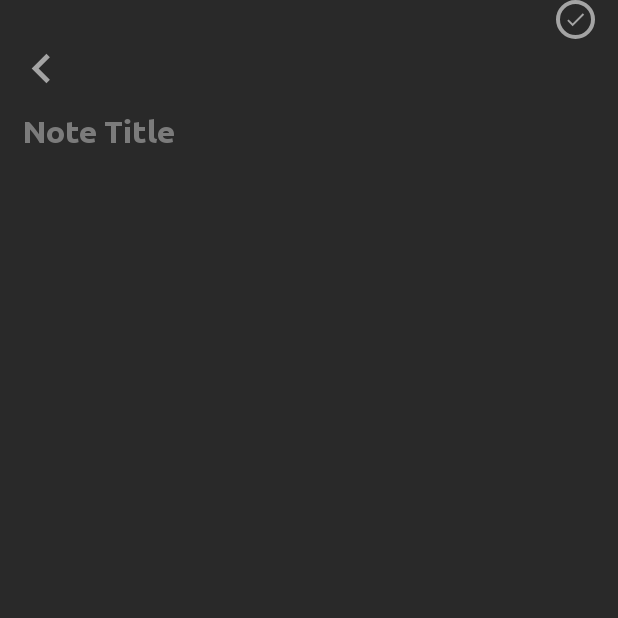
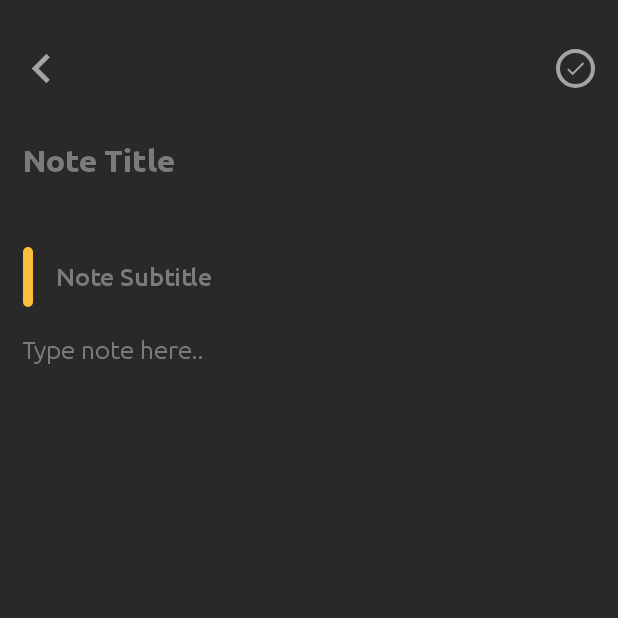
Before and after one commit to Sim1810/note_TeamOrange_android, an Android app: the CreateNoteActivity screen opened directly, with no data from a screen before it, on a phone screen of 412 x 824 dp, the top half of it. Run offline under Robolectric (Android 15) with nearby library versions, the phone set to English and light mode, and no system bars; our stand-ins replace sdp/ssp sizes.

Commit message:
Add note button onBackPreseedButton

```diff
--- a/app/src/main/java/com/example/note_teamorange_android/CreateNoteActivity.java
+++ b/app/src/main/java/com/example/note_teamorange_android/CreateNoteActivity.java
@@ -3,6 +3,8 @@ package com.example.note_teamorange_android;
 import androidx.appcompat.app.AppCompatActivity;
 
 import android.os.Bundle;
+import android.view.View;
+import android.widget.ImageView;
 
 public class CreateNoteActivity extends AppCompatActivity {
 
@@ -10,5 +12,21 @@ public class CreateNoteActivity extends AppCompatActivity {
     protected void onCreate(Bundle savedInstanceState) {
         super.onCreate(savedInstanceState);
         setContentView(R.layout.activity_create_note);
+
+        ImageView imageBack = findViewById(R.id.imageBack);
+        imageBack.setOnClickListener(new View.OnClickListener() {
+            @Override
+            public void onClick(View view) {
+                onBackPressed();
+            }
+        });
+
+
+
+
+
+
+
+
     }
 }
--- a/app/src/main/java/com/example/note_teamorange_android/MainActivity.java
+++ b/app/src/main/java/com/example/note_teamorange_android/MainActivity.java
@@ -2,13 +2,35 @@ package com.example.note_teamorange_android;
 
 import androidx.appcompat.app.AppCompatActivity;
 
+import android.content.Intent;
 import android.os.Bundle;
+import android.view.View;
+import android.widget.ImageView;
+
 //main1111
 public class MainActivity extends AppCompatActivity {
+
+    public static final int REQUEST_CODE_ADD_NOTE =1;
 
     @Override
     protected void onCreate(Bundle savedInstanceState) {
         super.onCreate(savedInstanceState);
         setContentView(R.layout.activity_main);
+
+        ImageView imageAddNoteMain = findViewById(R.id.imageAddNoteMain);
+        imageAddNoteMain.setOnClickListener(new View.OnClickListener() {
+            @Override
+            public void onClick(View v) {
+                startActivityForResult(
+                        new Intent(getApplicationContext(), CreateNoteActivity.class),
+                        REQUEST_CODE_ADD_NOTE
+
+                );
+            }
+        });
+
+
+
+
     }
 }
--- /dev/null
+++ b/app/src/main/res/drawable/background_subtitle_indicator.xml
@@ -0,0 +1,9 @@
+<?xml version="1.0" encoding="utf-8"?>
+<shape xmlns:android="http://schemas.android.com/apk/res/android"
+
+    android:shape="rectangle">
+
+    <solid android:color="@color/colorAccent"/>
+    <corners android:radius="@dimen/_10sdp"/>
+
+</shape>
--- a/app/src/main/res/layout/activity_create_note.xml
+++ b/app/src/main/res/layout/activity_create_note.xml
@@ -20,7 +20,7 @@
           android:animateLayoutChanges="true">
 
          <ImageView
-             android:id="@+id/ImageBack"
+             android:id="@+id/imageBack"
              android:layout_width="@dimen/_30sdp"
              android:layout_height="@dimen/_30sdp"
              android:layout_marginStart="@dimen/_6sdp"
@@ -36,8 +36,6 @@
               android:id="@+id/imageSave"
               android:layout_width="@dimen/_20sdp"
               android:layout_height="@dimen/_20sdp"
-              android:layout_marginStart="@dimen/_6sdp"
-              android:layout_marginTop="@dimen/_20sdp"
               android:layout_marginEnd="@dimen/_12sdp"
               android:background="@drawable/background_done_button"
               android:contentDescription="@string/app_name"
@@ -52,7 +50,7 @@
           <EditText
               android:id="@+id/inptNoteTitle"
               android:layout_width="match_parent"
-              android:layout_height="@dimen/_135sdp"
+              android:layout_height="@dimen/_35sdp"
               android:layout_marginStart="@dimen/_12sdp"
               android:layout_marginTop="@dimen/_15sdp"
               android:layout_marginEnd="@dimen/_12sdp"
@@ -69,6 +67,75 @@
               app:layout_constraintTop_toBottomOf="@+id/imageBack"
               tools:ignore="UnknownId" />
 
+          <TextView
+              android:id="@+id/textDateTime"
+              android:layout_width="0dp"
+              android:layout_height="wrap_content"
+              android:fontFamily="@font/ubuntu_regular"
+              android:includeFontPadding="false"
+              android:textColor="@color/colorIcons"
+              android:textSize="@dimen/_10ssp"
+              app:layout_constraintEnd_toEndOf="@+id/inptNoteTitle"
+              app:layout_constraintStart_toStartOf="@+id/inptNoteTitle"
+              app:layout_constraintTop_toBottomOf="@+id/inptNoteTitle"
+              tools:ignore="MissingConstraints" />
+
+          <EditText
+              android:id="@+id/inputNoteSubtitle"
+              android:layout_width="0dp"
+              android:layout_height="wrap_content"
+              android:layout_marginStart="@dimen/_12sdp"
+              android:layout_marginTop="@dimen/_15sdp"
+              android:layout_marginEnd="@dimen/_12sdp"
+              android:background="@null"
+              android:fontFamily="@font/ubuntu_medium"
+              android:hint="@string/note_subtitle"
+              android:importantForAutofill="no"
+              android:includeFontPadding="false"
+              android:inputType="textMultiLine"
+              android:paddingTop="@dimen/_8sdp"
+              android:paddingBottom="@dimen/_8sdp"
+              android:textColor="@color/colorTextSubtitle"
+              android:textColorHint="@color/colorTextHint"
+              android:textSize="@dimen/_13ssp"
+              app:layout_constraintEnd_toEndOf="parent"
+              app:layout_constraintStart_toEndOf="@+id/viewSubtitleIndicator"
+              app:layout_constraintTop_toBottomOf="@+id/textDateTime"
+              />
+
+          <View
+              android:id="@+id/viewSubtitleIndicator"
+              android:layout_width="@dimen/_5sdp"
+              android:layout_height="0dp"
+              android:layout_marginStart="@dimen/_12sdp"
+              android:background="@drawable/background_subtitle_indicator"
+              app:layout_constraintBottom_toBottomOf="@+id/inputNoteSubtitle"
+              app:layout_constraintStart_toStartOf="parent"
+              app:layout_constraintTop_toTopOf="@+id/inputNoteSubtitle"/>
+
+          <EditText
+              android:id="@+id/inputNote"
+              android:layout_width="match_parent"
+              android:layout_height="wrap_content"
+              android:layout_marginStart="@dimen/_12sdp"
+              android:layout_marginTop="@dimen/_15sdp"
+              android:layout_marginEnd="@dimen/_12sdp"
+              android:layout_marginBottom="@dimen/_15sdp"
+              android:background="@null"
+              android:fontFamily="@font/ubuntu_regular"
+              android:gravity="top"
+              android:hint="@string/type_note_here"
+              android:importantForAutofill="no"
+              android:includeFontPadding="false"
+              android:inputType="textMultiLine"
+              android:minHeight="@dimen/_100sdp"
+              android:textColor="@color/colorWhite"
+              android:textColorHint="@color/colorTextHint"
+              android:textSize="@dimen/_13ssp"
+              app:layout_constraintBottom_toBottomOf="parent"
+              app:layout_constraintTop_toBottomOf="@+id/inputNoteSubtitle"/>
+
+
 
       </androidx.constraintlayout.widget.ConstraintLayout>
 
--- a/app/src/main/res/values/strings.xml
+++ b/app/src/main/res/values/strings.xml
@@ -3,4 +3,6 @@
     <string name="my_notes">My Notes</string>
     <string name="search_notes">search_notes</string>
     <string name="note_title">Note Title</string>
+    <string name="note_subtitle">Note Subtitle</string>
+    <string name="type_note_here">Type note here..</string>
 </resources>
```
